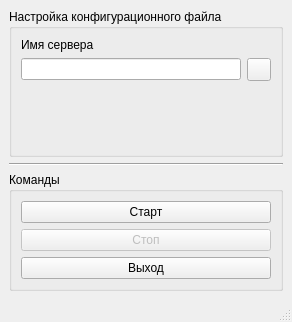
alexvrn/rmoserver, file src/mainwindow.ui: the form before one commit.
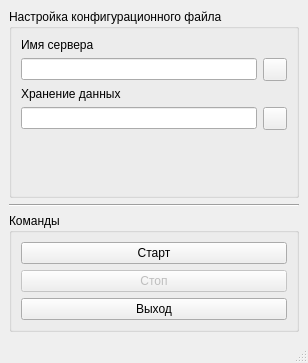
The form after the commit. Icons and pictures are not drawn.

Commit message: Добавил значения по умолчанию

```diff
--- a/src/mainwindow.ui
+++ b/src/mainwindow.ui
@@ -6,8 +6,8 @@
    <rect>
     <x>0</x>
     <y>0</y>
-    <width>292</width>
-    <height>322</height>
+    <width>308</width>
+    <height>363</height>
    </rect>
   </property>
   <property name="windowTitle">
@@ -52,6 +52,27 @@
          </item>
         </layout>
        </item>
+       <item>
+        <layout class="QGridLayout" name="gridLayout_2">
+         <item row="0" column="0">
+          <widget class="QLabel" name="label_2">
+           <property name="text">
+            <string>Хранение данных</string>
+           </property>
+          </widget>
+         </item>
+         <item row="1" column="0">
+          <widget class="QLineEdit" name="dataLineEdit"/>
+         </item>
+         <item row="1" column="1">
+          <widget class="QToolButton" name="checkDataToolButton">
+           <property name="text">
+            <string/>
+           </property>
+          </widget>
+         </item>
+        </layout>
+       </item>
        <item>
         <spacer name="verticalSpacer">
          <property name="orientation">
```
Left out of the diff: 2 changed lines with no effect on the pictures. The commit also changes 1 other file.
